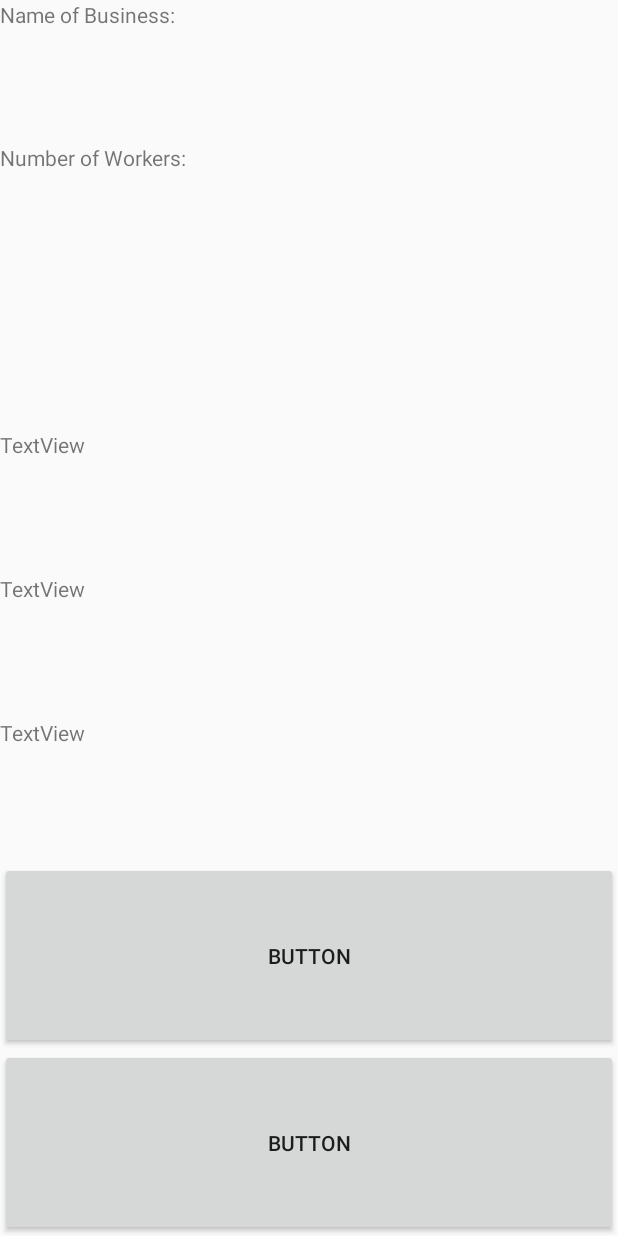
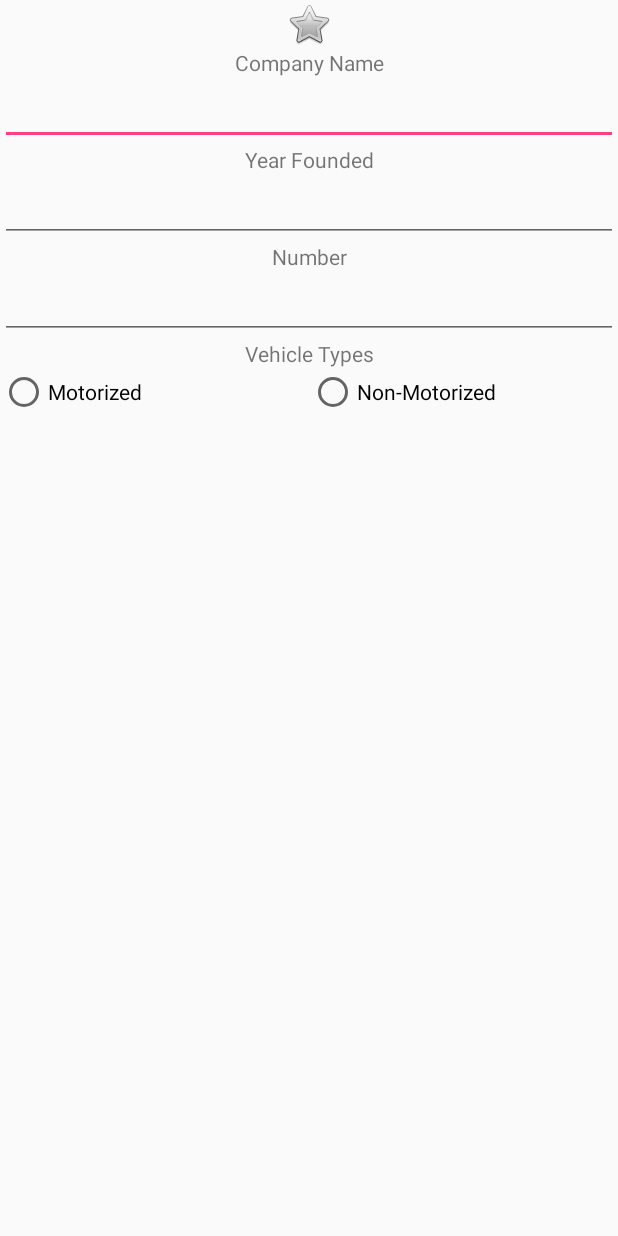
Before and after one commit to ComeThru/Android_Project, an Android app: the paleteroRegister screen opened directly, with no data from a screen before it, on a phone screen of 412 x 824 dp. Run offline under Robolectric (Android 15) with nearby library versions, the light colour scheme and no system bars.

Commit message:
added signing page

```diff
--- a/ComeThru/app/build.gradle
+++ b/ComeThru/app/build.gradle
@@ -41,4 +41,5 @@ dependencies {
 
 
 
+
 apply plugin: 'com.google.gms.google-services'
--- a/ComeThru/app/src/main/res/layout/activity_paletero_register.xml
+++ b/ComeThru/app/src/main/res/layout/activity_paletero_register.xml
@@ -8,52 +8,76 @@
     tools:context="com.example.danielmorales.comethru.paleteroRegister">
 
 
-    <TextView
+    <ImageView
         android:layout_width="match_parent"
         android:layout_height="wrap_content"
-        android:layout_weight="1"
-        android:text="Name of Business:" />
-
-    <TextView
-        android:id="@+id/textView8"
-        android:layout_width="match_parent"
-        android:layout_height="wrap_content"
-        android:layout_weight="1"
-        android:text="Number of Workers:" />
+        app:srcCompat="@android:drawable/btn_star" />
 
     <TextView
         android:layout_width="match_parent"
         android:layout_height="wrap_content"
-        android:layout_weight="1"
+        android:textAlignment="center"
+        android:text="Company Name" />
+
+    <EditText
+        android:id="@+id/editText2"
+        android:layout_width="match_parent"
+        android:layout_height="wrap_content"
+        android:ems="10"
+        android:textAlignment="center"
+        android:inputType="textPersonName"
         android:text="" />
 
     <TextView
         android:layout_width="match_parent"
         android:layout_height="wrap_content"
-        android:layout_weight="1"
-        android:text="TextView" />
+        android:textAlignment="center"
+        android:text="Year Founded" />
+
+    <EditText
+        android:id="@+id/editText5"
+        android:layout_width="match_parent"
+        android:layout_height="wrap_content"
+        android:ems="10"
+        android:textAlignment="center"
+        android:inputType="number" />
 
     <TextView
         android:layout_width="match_parent"
         android:layout_height="wrap_content"
-        android:layout_weight="1"
-        android:text="TextView" />
+        android:textAlignment="center"
+        android:text="Number" />
+
+    <EditText
+        android:layout_width="match_parent"
+        android:layout_height="wrap_content"
+        android:ems="10"
+        android:inputType="number" />
 
     <TextView
         android:layout_width="match_parent"
         android:layout_height="wrap_content"
-        android:layout_weight="1"
-        android:text="TextView" />
+        android:text="Vehicle Types"
+        android:textAlignment="center" />
 
-    <Button
+    <LinearLayout
         android:layout_width="match_parent"
-        android:layout_height="wrap_content"
-        android:layout_weight="1"
-        android:text="Button" />
+        android:layout_height="match_parent"
+        android:orientation="horizontal">
 
-    <Button
-        android:layout_width="match_parent"
-        android:layout_height="wrap_content"
-        android:layout_weight="1"
-        android:text="Button" />
+        <RadioButton
+            android:id="@+id/radioButton"
+            android:layout_width="match_parent"
+            android:layout_height="wrap_content"
+            android:layout_weight="1"
+            android:text="Motorized" />
+
+        <RadioButton
+            android:id="@+id/radioButton2"
+            android:layout_width="match_parent"
+            android:layout_height="wrap_content"
+            android:layout_weight="1"
+            android:text="Non-Motorized" />
+    </LinearLayout>
+
 </LinearLayout>
--- a/ComeThru/app/src/main/res/layout/activity_sing_in.xml
+++ b/ComeThru/app/src/main/res/layout/activity_sing_in.xml
@@ -11,12 +11,14 @@
         android:id="@+id/email"
         android:layout_width="match_parent"
         android:layout_height="wrap_content"
+        android:textAlignment="center"
         android:hint="Email" />
 
     <EditText
         android:id="@+id/editText"
         android:layout_width="match_parent"
         android:layout_height="wrap_content"
+        android:textAlignment="center"
         android:ems="10"
         android:hint="Password"
         android:inputType="textPassword" />
```
Also changed, not shown: ComeThru/app/src/main/AndroidManifest.xml (+4 -3 lines), ComeThru/app/src/main/java/com/example/danielmorales/comethru/CustomerRegistration.java (added, +13 -0 lines), ComeThru/app/src/main/java/com/example/danielmorales/comethru/Register.java (+27 -0 lines), ComeThru/app/src/main/res/layout/activity_customer_registration.xml (added, +9 -0 lines), ComeThru/app/src/main/res/layout/activity_register.xml (+12 -20 lines), 1 other file.
